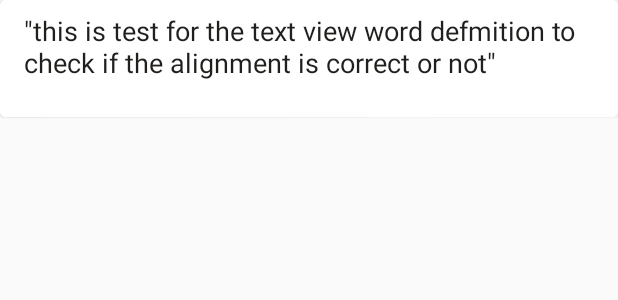
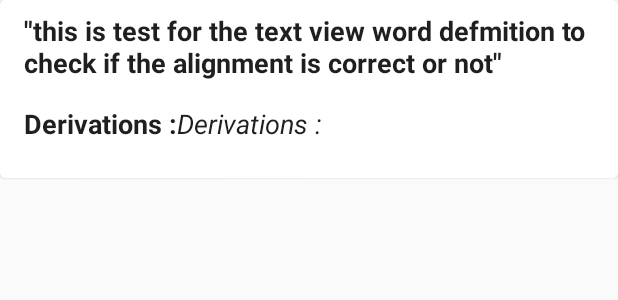
Before and after one commit to savadmv/WordCheckNew, an Android app: the layout list_item_definitions.xml on its own in the app's theme, with its tools: preview values and no code run, on a phone screen of 412 x 824 dp. Shown: the top 300 px of the screen. Run offline under Robolectric (Android 15) with nearby library versions, the phone set to English and light mode, and no system bars.

Commit message:
Different derivations for each definitions

```diff
--- a/app/src/main/java/com/test/wordcheck/Activity/WordDetailActivity.java
+++ b/app/src/main/java/com/test/wordcheck/Activity/WordDetailActivity.java
@@ -28,16 +28,25 @@ public class WordDetailActivity extends AppCompatActivity {
         getSupportActionBar().setDisplayHomeAsUpEnabled(true);
 
         apContext = (App) getApplication();
+
+        if (apContext.getWordResponse().getResults().size()>1){
+            actMore.setVisibility(View.VISIBLE);
+        }
+        else {
+            actMore.setVisibility(View.GONE);
+        }
+
         if (!apContext.getWordResponse().getResults().isEmpty())
             TvDefinition.setText("\""+apContext.getWordResponse().getResults().get(0).getDefinition()+"\"");
         else
             TvDefinition.setText("No result");
         Log.i(TAG, apContext.wordResponse.getWord());
 
-        TvWord.setText(apContext.getWordResponse().getWord());
+        TvWord.setText("\""+apContext.getWordResponse().getWord()+"\"");
         actMore.setOnClickListener(new View.OnClickListener() {
             @Override
             public void onClick(View v) {
+
                 Intent intent=new Intent(getApplicationContext(),MoreDefinitionActivity.class);
                 startActivity(intent);
             }
--- a/app/src/main/java/com/test/wordcheck/Adapters/DefinitionListAdapter.java
+++ b/app/src/main/java/com/test/wordcheck/Adapters/DefinitionListAdapter.java
@@ -2,9 +2,11 @@ package com.test.wordcheck.Adapters;
 
 import android.content.Context;
 import android.support.v7.widget.RecyclerView;
+import android.text.TextUtils;
 import android.view.LayoutInflater;
 import android.view.View;
 import android.view.ViewGroup;
+import android.widget.LinearLayout;
 import android.widget.TextView;
 
 import com.test.wordcheck.Model.Result;
@@ -39,13 +41,22 @@ public class DefinitionListAdapter extends RecyclerView.Adapter<DefinitionListAd
     public void onBindViewHolder(final MyViewHolder holder, final int listPosition) {
         final Result result = dataSet.get(listPosition);
 
+        TextView TvDefinition = holder.TvDefinition;
+        TextView TvDerivations = holder.TvDerivations;
+        LinearLayout DerivationLayout = holder.DerivationLayout;
+        TvDefinition.setText("\"" + result.getDefinition() + "\"");
 
-        TextView TvDefinition = holder.TvDefinition;
-
-
-        TvDefinition.setText(result.getDefinition());
-
-
+        ArrayList<String> newDerivationList = new ArrayList<>();
+        newDerivationList.clear();
+        if (result.getDerivation() != null) {
+            DerivationLayout.setVisibility(View.VISIBLE);
+            for (String s : result.getDerivation()) {
+                newDerivationList.add("\"" + s + "\"");
+            }
+            TvDerivations.setText(TextUtils.join(",", newDerivationList));
+        } else {
+            DerivationLayout.setVisibility(View.GONE);
+        }
     }
 
 
@@ -74,11 +85,15 @@ public class DefinitionListAdapter extends RecyclerView.Adapter<DefinitionListAd
     public static class MyViewHolder extends RecyclerView.ViewHolder {
 
         TextView TvDefinition;
+        TextView TvDerivations;
+        LinearLayout DerivationLayout;
 
 
         public MyViewHolder(View itemView) {
             super(itemView);
             this.TvDefinition = (TextView) itemView.findViewById(R.id.tv_definition);
+            this.TvDerivations = (TextView) itemView.findViewById(R.id.tv_derivations);
+            this.DerivationLayout = (LinearLayout) itemView.findViewById(R.id.ll_derivations);
         }
     }
 }
--- a/app/src/main/res/layout/activity_word_detail.xml
+++ b/app/src/main/res/layout/activity_word_detail.xml
@@ -69,7 +69,7 @@
                     android:layout_height="wrap_content"
                     android:layout_gravity="center_vertical"
                     android:paddingLeft="24dp"
-                    android:text="Check"
+                    android:text="More"
                     android:textColor="@color/white" />
 
                 <ImageView
--- a/app/src/main/res/layout/list_item_definitions.xml
+++ b/app/src/main/res/layout/list_item_definitions.xml
@@ -31,10 +31,36 @@
                     android:layout_width="match_parent"
                     android:layout_height="wrap_content"
                     android:layout_centerInParent="true"
+                    android:textStyle="bold"
                     android:layout_marginBottom="@dimen/activity_horizontal_margin"
                     android:text="@string/test_definition_string"
                     android:textColor="@color/colorPrimaryMedium"
                     android:textSize="@dimen/text_content_size" />
+                <LinearLayout
+                    android:layout_width="match_parent"
+                    android:id="@+id/ll_derivations"
+                    android:orientation="horizontal"
+                    android:layout_height="wrap_content">
+                    <TextView
+                        android:layout_width="wrap_content"
+                        android:layout_height="wrap_content"
+                        android:layout_centerInParent="true"
+                        android:textStyle="bold"
+                        android:layout_marginBottom="@dimen/activity_horizontal_margin"
+                        android:text="@string/text_derivation"
+                        android:textColor="@color/colorPrimaryMedium"
+                        android:textSize="@dimen/text_content_size_medium" />
+                    <TextView
+                        android:layout_width="match_parent"
+                        android:id="@+id/tv_derivations"
+                        android:layout_height="wrap_content"
+                        android:layout_centerInParent="true"
+                        android:textStyle="italic"
+                        android:layout_marginBottom="@dimen/activity_horizontal_margin"
+                        android:text="@string/text_derivation"
+                        android:textColor="@color/colorPrimaryMedium"
+                        android:textSize="@dimen/text_content_size_medium" />
+                </LinearLayout>
 
             </LinearLayout>
 
--- a/app/src/main/res/values/dimens.xml
+++ b/app/src/main/res/values/dimens.xml
@@ -3,6 +3,7 @@
     <dimen name="medeum_padding">8dp</dimen>
     <dimen name="welcome_title_size">24sp</dimen>
     <dimen name="text_content_size">18sp</dimen>
+    <dimen name="text_content_size_medium">18sp</dimen>
     <dimen name="medium_padding">8dp</dimen>
     <dimen name="activity_horizontal_margin">16dp</dimen>
     <dimen name="list_item_margin">3dp</dimen>
--- a/app/src/main/res/values/strings.xml
+++ b/app/src/main/res/values/strings.xml
@@ -2,4 +2,5 @@
     <string name="app_name">Word Check</string>
     <string name="test_definition_string">\"this is test for the text view word defmition to check if the alignment is correct or not\"</string>
     <string name="test_word">\"My word\"</string>
+    <string name="text_derivation">Derivations :</string>
 </resources>
```
